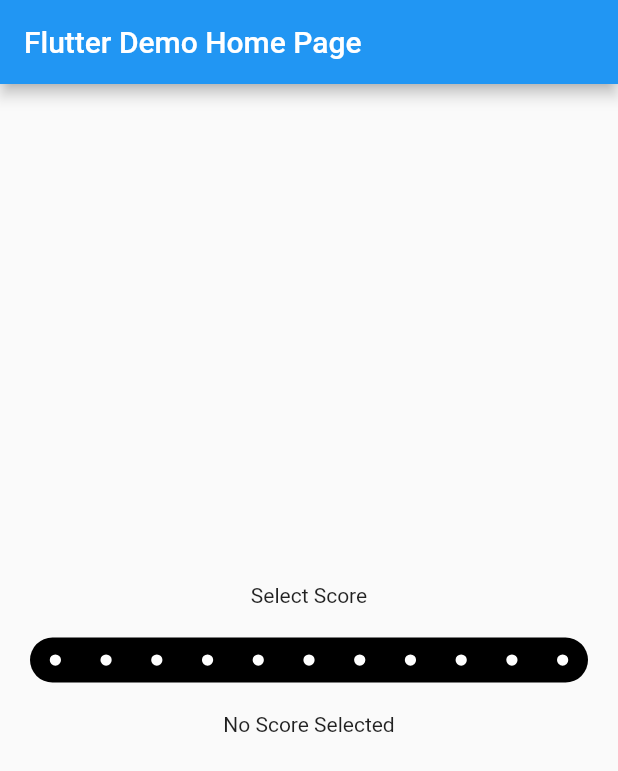
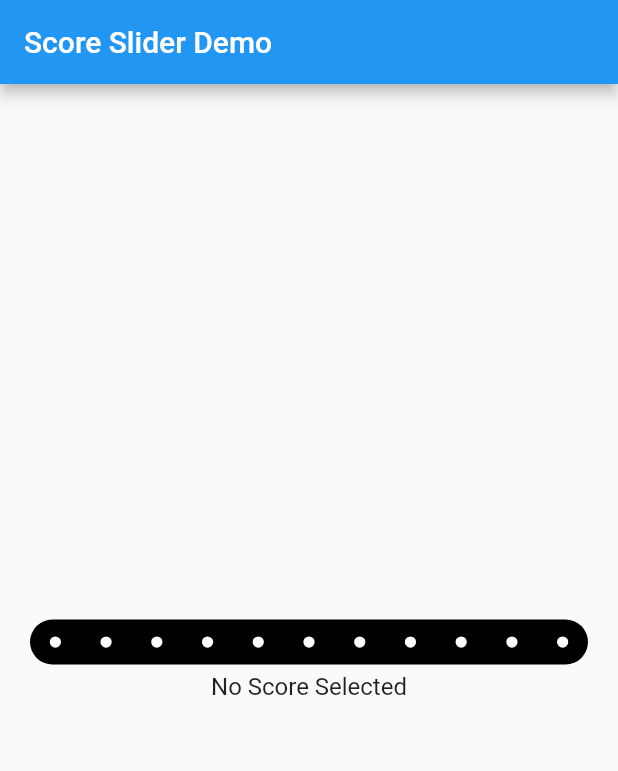
Before and after one commit to Applitom/flutter_score_slider, a Flutter app: the screen it shows after launch, on a phone screen of 412 x 824 dp. Shown: the top 771 px of the screen. Run offline on Flutter 3.47's test engine with Material 2 defaults, Android fonts, the phone set to English and light mode, and no system bars.

Commit message:
example project

```diff
--- a/example/lib/main.dart
+++ b/example/lib/main.dart
@@ -10,10 +10,10 @@ class MyApp extends StatelessWidget {
   @override
   Widget build(BuildContext context) {
     return MaterialApp(
-      title: 'Flutter Demo',
+      title: 'Score Slider Demo',
       theme: ThemeData.light(),
       darkTheme: ThemeData.dark(),
-      home: MyHomePage(title: 'Flutter Demo Home Page'),
+      home: MyHomePage(title: 'Score Slider Demo'),
     );
   }
 }
@@ -40,9 +40,6 @@ class _MyHomePageState extends State<MyHomePage> {
         child: Column(
           mainAxisAlignment: MainAxisAlignment.center,
           children: <Widget>[
-            Text(
-              'Select Score',
-            ),
             Container(
               child: ScoreSlider(
                 maxScore: 10,
@@ -55,12 +52,19 @@ class _MyHomePageState extends State<MyHomePage> {
                   });
                 },
               ),
-              padding: EdgeInsets.all(20),
+              padding: EdgeInsets.only(
+                left: 20,
+                right: 20,
+              ),
+            ),
+            SizedBox(
+              height: 5,
             ),
             Text(
               _currentScore == null
                   ? "No Score Selected"
-                  : "Selected Score $_currentScore",
+                  : "Selected Score: $_currentScore",
+                  style: Theme.of(context).textTheme.subtitle1,
             ),
           ],
         ),
--- a/example/pubspec.yaml
+++ b/example/pubspec.yaml
@@ -1,5 +1,5 @@
 name: example
-description: A new Flutter project.
+description: Score Slider Demo project.
 
 # The following line prevents the package from being accidentally published to
 # pub.dev using `pub publish`. This is preferred for private packages.
```
Also changed, not shown: 1 other file.
